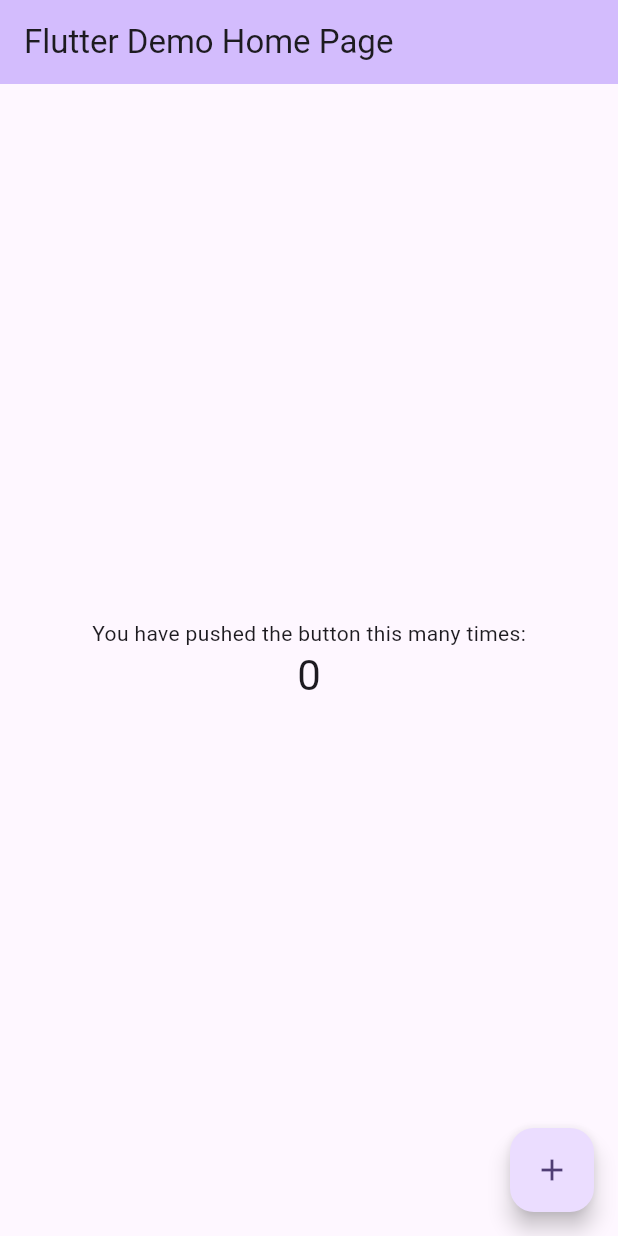
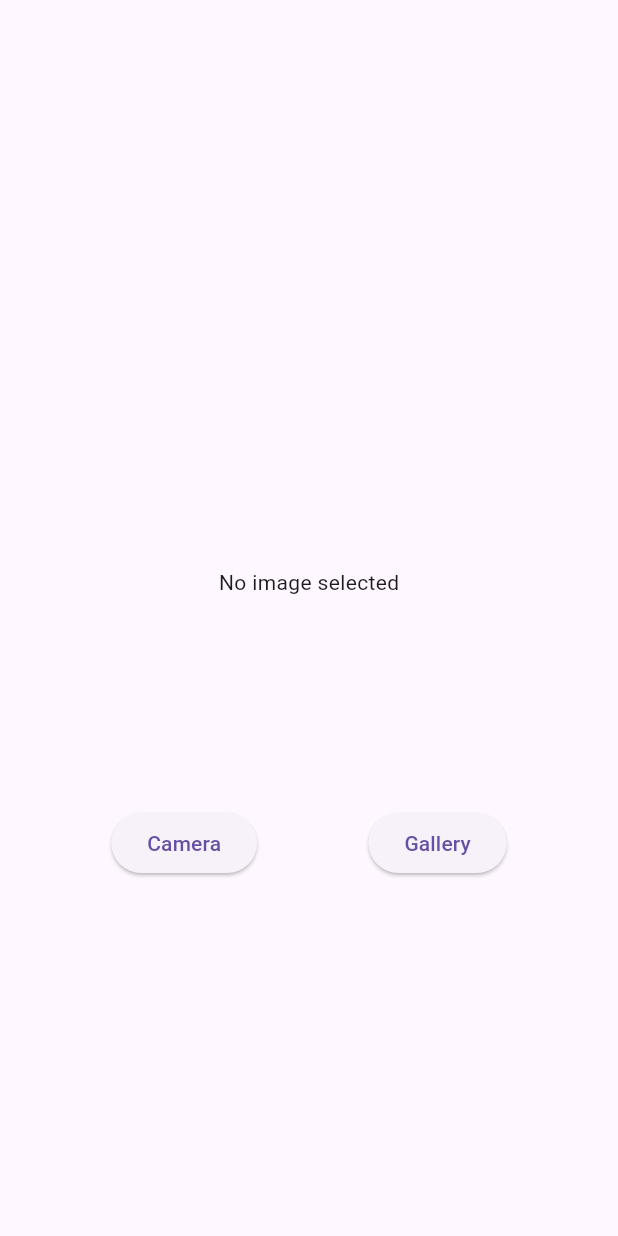
Before and after one commit to Kelvjr/flutter_playground, a Flutter app: the screen it shows after launch, on a phone screen of 412 x 824 dp. Run offline on Flutter 3.47's test engine with Material 3 defaults, Android fonts, the phone set to English and light mode, and no system bars; our stand-ins replace image_picker.

Commit message:
added a camera and gallery picker feature

```diff
--- a/lib/main.dart
+++ b/lib/main.dart
@@ -1,4 +1,5 @@
 import 'package:flutter/material.dart';
+import 'screens/camera_screen.dart';
 
 void main() {
   runApp(const MyApp());
@@ -7,116 +8,8 @@ void main() {
 class MyApp extends StatelessWidget {
   const MyApp({super.key});
 
-  // This widget is the root of your application.
   @override
   Widget build(BuildContext context) {
-    return MaterialApp(
-      title: 'Flutter Demo',
-      theme: ThemeData(
-        // This is the theme of your application.
-        //
-        // TRY THIS: Try running your application with "flutter run". You'll see
-        // the application has a purple toolbar. Then, without quitting the app,
-        // try changing the seedColor in the colorScheme below to Colors.green
-        // and then invoke "hot reload" (save your changes or press the "hot
-        // reload" button in a Flutter-supported IDE, or press "r" if you used
-        // the command line to start the app).
-        //
-        // Notice that the counter didn't reset back to zero; the application
-        // state is not lost during the reload. To reset the state, use hot
-        // restart instead.
-        //
-        // This works for code too, not just values: Most code changes can be
-        // tested with just a hot reload.
-        colorScheme: ColorScheme.fromSeed(seedColor: Colors.deepPurple),
-      ),
-      home: const MyHomePage(title: 'Flutter Demo Home Page'),
-    );
+    return MaterialApp(home: CameraScreen());
   }
 }
-
-class MyHomePage extends StatefulWidget {
-  const MyHomePage({super.key, required this.title});
-
-  // This widget is the home page of your application. It is stateful, meaning
-  // that it has a State object (defined below) that contains fields that affect
-  // how it looks.
-
-  // This class is the configuration for the state. It holds the values (in this
-  // case the title) provided by the parent (in this case the App widget) and
-  // used by the build method of the State. Fields in a Widget subclass are
-  // always marked "final".
-
-  final String title;
-
-  @override
-  State<MyHomePage> createState() => _MyHomePageState();
-}
-
-class _MyHomePageState extends State<MyHomePage> {
-  int _counter = 0;
-
-  void _incrementCounter() {
-    setState(() {
-      // This call to setState tells the Flutter framework that something has
-      // changed in this State, which causes it to rerun the build method below
-      // so that the display can reflect the updated values. If we changed
-      // _counter without calling setState(), then the build method would not be
-      // called again, and so nothing would appear to happen.
-      _counter++;
-    });
-  }
-
-  @override
-  Widget build(BuildContext context) {
-    // This method is rerun every time setState is called, for instance as done
-    // by the _incrementCounter method above.
-    //
-    // The Flutter framework has been optimized to make rerunning build methods
-    // fast, so that you can just rebuild anything that needs updating rather
-    // than having to individually change instances of widgets.
-    return Scaffold(
-      appBar: AppBar(
-        // TRY THIS: Try changing the color here to a specific color (to
-        // Colors.amber, perhaps?) and trigger a hot reload to see the AppBar
-        // change color while the other colors stay the same.
-        backgroundColor: Theme.of(context).colorScheme.inversePrimary,
-        // Here we take the value from the MyHomePage object that was created by
-        // the App.build method, and use it to set our appbar title.
-        title: Text(widget.title),
-      ),
-      body: Center(
-        // Center is a layout widget. It takes a single child and positions it
-        // in the middle of the parent.
-        child: Column(
-          // Column is also a layout widget. It takes a list of children and
-          // arranges them vertically. By default, it sizes itself to fit its
-          // children horizontally, and tries to be as tall as its parent.
-          //
-          // Column has various properties to control how it sizes itself and
-          // how it positions its children. Here we use mainAxisAlignment to
-          // center the children vertically; the main axis here is the vertical
-          // axis because Columns are vertical (the cross axis would be
-          // horizontal).
-          //
-          // TRY THIS: Invoke "debug painting" (choose the "Toggle Debug Paint"
-          // action in the IDE, or press "p" in the console), to see the
-          // wireframe for each widget.
-          mainAxisAlignment: MainAxisAlignment.center,
-          children: <Widget>[
-            const Text('You have pushed the button this many times:'),
-            Text(
-              '$_counter',
-              style: Theme.of(context).textTheme.headlineMedium,
-            ),
-          ],
-        ),
-      ),
-      floatingActionButton: FloatingActionButton(
-        onPressed: _incrementCounter,
-        tooltip: 'Increment',
-        child: const Icon(Icons.add),
-      ), // This trailing comma makes auto-formatting nicer for build methods.
-    );
-  }
-}
--- /dev/null
+++ b/lib/screens/camera_screen.dart
@@ -0,0 +1,99 @@
+import 'dart:io';
+import 'package:flutter/material.dart';
+import 'package:image_picker/image_picker.dart';
+
+class CameraScreen extends StatefulWidget {
+  const CameraScreen({super.key});
+
+  @override
+  State<CameraScreen> createState() => _CameraScreenState();
+}
+
+class _CameraScreenState extends State<CameraScreen> {
+  //Image file
+  File? image;
+
+  //Image picker
+  final picker = ImagePicker();
+
+  //Pick Image Method
+  Future<void> pickImage(ImageSource source) async {
+    //Pick from camera or gallery
+    final pickedFile = await picker.pickImage(source: source);
+
+    //Update selected image
+    if (pickedFile != null) {
+      setState(() {
+        image = File(pickedFile.path);
+      });
+    }
+  }
+
+  @override
+  Widget build(BuildContext context) {
+    return Scaffold(
+      body: Center(
+        child: Column(
+          mainAxisAlignment: MainAxisAlignment.center,
+          children: [
+            //Image display
+            SizedBox(
+              height: 300,
+              width: 300,
+              child: image != null
+                  ?
+                    // image selected
+                    Image.file(image!)
+                  :
+                    // no image selected
+                    Center(child: Text("No image selected")),
+            ),
+
+            //button
+            Row(
+              mainAxisAlignment: MainAxisAlignment.spaceEvenly,
+              children: [
+                //Camera button
+                ElevatedButton(
+                  onPressed: () => pickImage(ImageSource.camera),
+                  child: Text("Camera"),
+                ),
+
+                //Gallery button
+                ElevatedButton(
+                  onPressed: () => pickImage(ImageSource.gallery),
+                  child: Text("Gallery"),
+                ),
+              ],
+            ),
+          ],
+        ),
+      ),
+    );
+  }
+}
+
+/*
+import 'dart:io'; // for File
+package
+
+dependencies:
+  image_picker: ^0.8.7+4
+dependency
+
+flutter pub get
+run
+
+Android (AndroidManifest.xml):
+<uses-permission android:name="android.permission.CAMERA"/>
+<uses-permission android:name="android.permission.READ_EXTERNAL_STORAGE"/>
+<uses-permission android:name="android.permission.WRITE_EXTERNAL_STORAGE"/>
+
+iOS (Info.plist):
+<key>NSCameraUsageDescription</key>
+<string>We need camera access to take pictures</string>
+<key>NSPhotoLibraryUsageDescription</key>
+<string>We need photo library access to select pictures</string>
+
+
+*/
--- a/pubspec.yaml
+++ b/pubspec.yaml
@@ -34,6 +34,7 @@ dependencies:
   # The following adds the Cupertino Icons font to your application.
   # Use with the CupertinoIcons class for iOS style icons.
   cupertino_icons: ^1.0.8
+  image_picker: ^1.2.0
 
 dev_dependencies:
   flutter_test:
@@ -44,7 +45,7 @@ dev_dependencies:
   # activated in the `analysis_options.yaml` file located at the root of your
   # package. See that file for information about deactivating specific lint
   # rules and activating additional ones.
-  flutter_lints: ^5.0.0
+  flutter_lints: ^6.0.0
 
 # For information on the generic Dart part of this file, see the
 # following page: https://dart.dev/tools/pub/pubspec
```
Also changed, not shown: lib/widgets/permission_request.dart (added), pubspec.lock, 7 other files.
